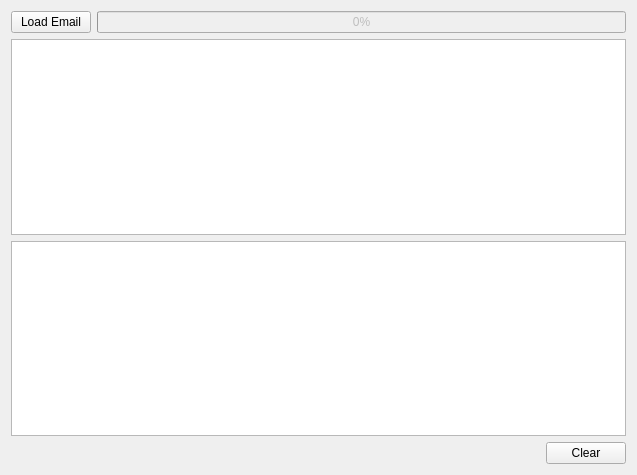
Qt form src/archiver.ui (tylermchenry/email_archiver) before a commit.
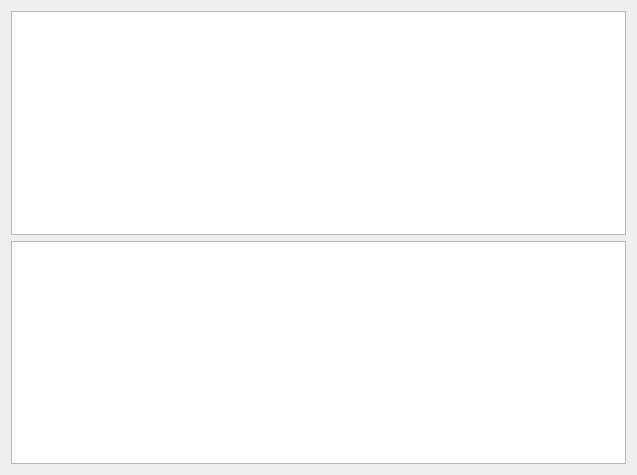
The same form after that commit.

Commit message: Move progress bar and clear/load functionality into main window's status and menu bars respectively.

```diff
--- a/src/archiver.ui
+++ b/src/archiver.ui
@@ -14,27 +14,6 @@
    <string>Email Archiver</string>
   </property>
   <layout class="QVBoxLayout" name="verticalLayout">
-   <item>
-    <layout class="QHBoxLayout" name="horizontalLayout_3">
-     <item>
-      <widget class="QPushButton" name="btnLoad">
-       <property name="text">
-        <string>Load Email</string>
-       </property>
-      </widget>
-     </item>
-     <item>
-      <widget class="QProgressBar" name="prbProcessing">
-       <property name="enabled">
-        <bool>false</bool>
-       </property>
-       <property name="value">
-        <number>0</number>
-       </property>
-      </widget>
-     </item>
-    </layout>
-   </item>
    <item>
     <widget class="QTableView" name="tblMessages">
      <property name="alternatingRowColors">
@@ -130,30 +109,6 @@
      </attribute>
     </widget>
    </item>
-   <item>
-    <layout class="QHBoxLayout" name="horizontalLayout_4">
-     <item>
-      <spacer name="horizontalSpacer">
-       <property name="orientation">
-        <enum>Qt::Horizontal</enum>
-       </property>
-       <property name="sizeHint" stdset="0">
-        <size>
-         <width>40</width>
-         <height>20</height>
-        </size>
-       </property>
-      </spacer>
-     </item>
-     <item>
-      <widget class="QPushButton" name="btnClear">
-       <property name="text">
-        <string>Clear</string>
-       </property>
-      </widget>
-     </item>
-    </layout>
-   </item>
   </layout>
  </widget>
  <layoutdefault spacing="6" margin="11"/>
```
Left out of the diff: 6 changed lines with no effect on the pictures. The commit also changes 6 other files.
